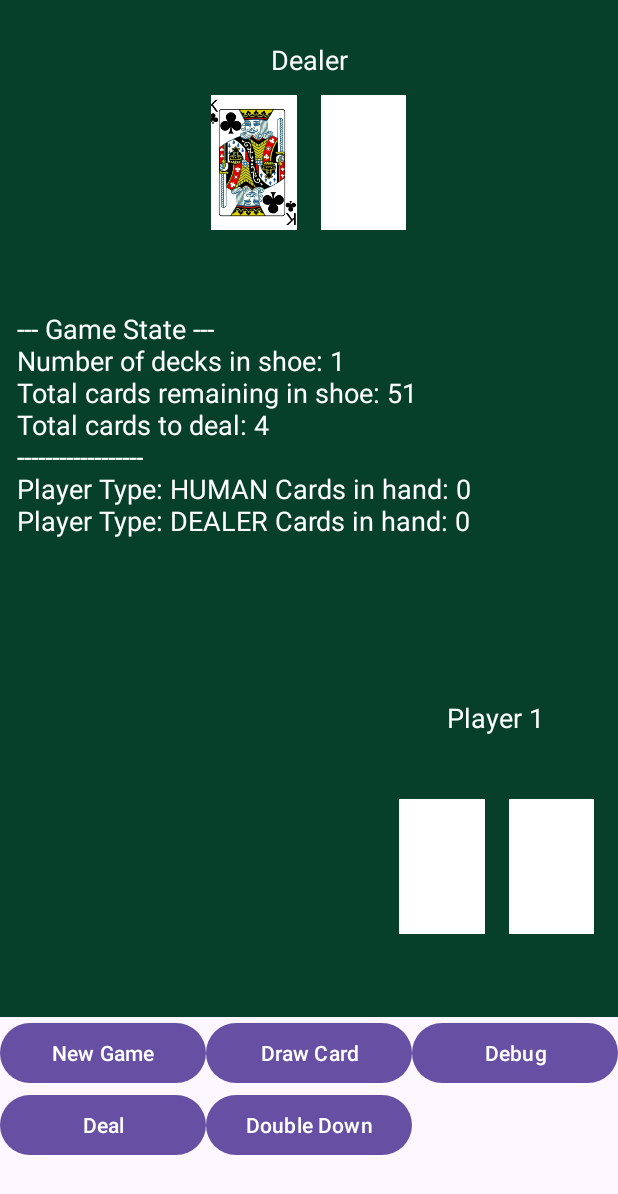
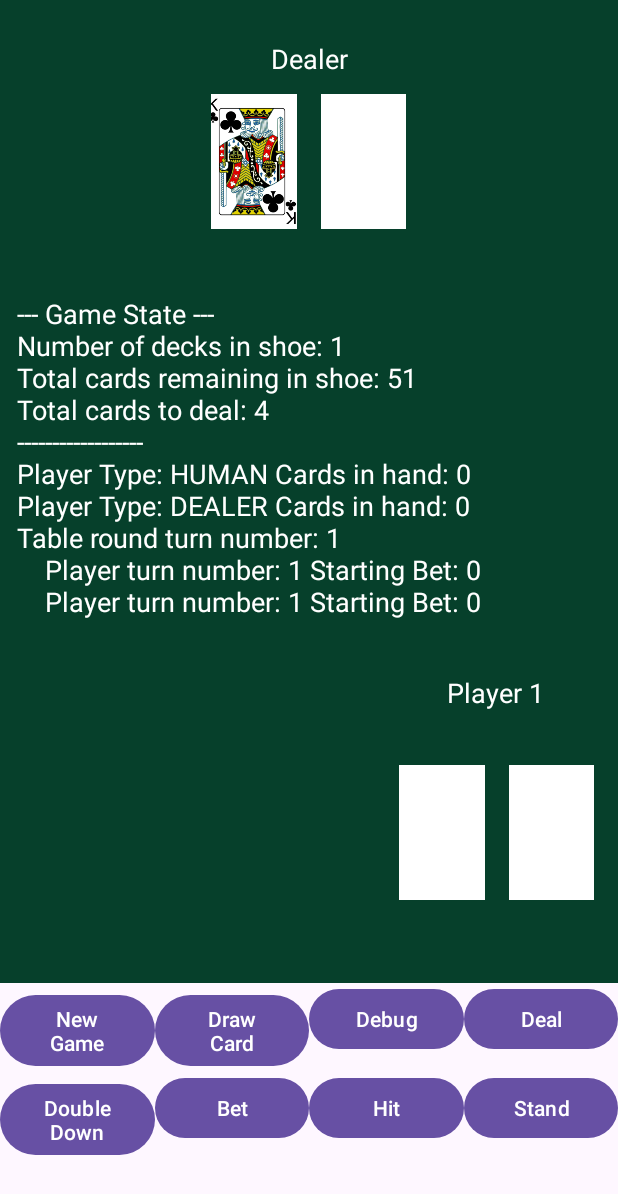
Before and after one commit to djtrame/PsyqoGames, an Android app: the BlackjackActivity screen opened directly, with no data from a screen before it, after a tap on "Debug", on a phone screen of 412 x 824 dp. Shown: the top 1194 px of the screen. Run offline under Robolectric (Android 15) with nearby library versions, the light colour scheme and no system bars; plain views replace BlackjackView; 2 other taps on this screen came first.

Commit message:
Figured out the object instance variable issue with startingBet.  Can move onto processing more playerRounds and tableRounds.

```diff
--- a/app/src/main/java/com/example/psyqogames/Blackjack/BlackjackGame.kt
+++ b/app/src/main/java/com/example/psyqogames/Blackjack/BlackjackGame.kt
@@ -13,6 +13,11 @@ class BlackjackGame(private val _numPlayers: Int = 1) {
     var totalCardsToDeal: Int = 0
     var cardsDealt: Int = 0
 
+    var listTableRounds = mutableListOf<TableRound>()
+
+    var turnNumber: Int = 1
+
+    // Initialize the game with the specified number of players
     init {
         totalCardsToDeal = 2
 
@@ -24,6 +29,27 @@ class BlackjackGame(private val _numPlayers: Int = 1) {
 
         //add a dealer last
         players.add(Player(_playerType = PlayerType.DEALER))
+
+        //start the first round
+        listTableRounds.add(TableRound(players, turnNumber))
+    }
+
+    fun startGame() {
+
+    }
+
+    fun getCurrentPlayerRound(): PlayerRound? {
+        //get the current TableRound
+        var tableRound : TableRound = listTableRounds.last()
+
+        //get the current PlayerRound if they haven't bet yet
+        for (playerRound in tableRound.playerRounds) {
+            if (playerRound.startingBet == 0) {
+                return playerRound
+            }
+        }
+        //all of the players have made a starting bet
+        return null
     }
 
     fun deal(): DealResult? {
@@ -90,6 +116,14 @@ class BlackjackGame(private val _numPlayers: Int = 1) {
             gameState = gameState + "\nPlayer Type: " + player.playerType + " Cards in hand: " + player.hand.count()
         }
 
+        for (tableRound in listTableRounds) {
+            gameState = gameState + "\nTable round turn number: " + tableRound.turnNumber
+
+            for (playerRound in tableRound.playerRounds) {
+                gameState = gameState + "\n    Player turn number: " + playerRound.turnNumber + " Starting Bet: " + playerRound.startingBet
+            }
+        }
+
         return gameState
     }
 }
--- a/app/src/main/java/com/example/psyqogames/Blackjack/Shoe.kt
+++ b/app/src/main/java/com/example/psyqogames/Blackjack/Shoe.kt
@@ -30,9 +30,6 @@ class Shoe(private val numberOfDecks: Int = 1) {
     }
 
     fun remainingCards(): Int {
-        // Now correctly calculates remaining cards using the public 'cards' property of Deck
-        //return decks.sumOf { it.cards.size }
-
         return cards.count()
     }
 }
--- /dev/null
+++ b/app/src/main/java/com/example/psyqogames/Blackjack/TableRound.kt
@@ -0,0 +1,37 @@
+package com.example.psyqogames.Blackjack
+
+class TableRound(private val _playerList: List<Player>, private val _turnNumber: Int) {
+
+    var turnNumber: Int = 0
+        get() {
+            return _turnNumber
+        }
+
+    val playerList: List<Player>
+        get() {
+            return _playerList
+        }
+
+    var playerRounds = mutableListOf<PlayerRound>()
+
+//    val playerRounds: List<PlayerRound>
+//        get() {
+//            return _playerRounds
+//        }
+
+
+    init {
+        //create rounds for the players and the dealer
+        for (player in _playerList) {
+            var playerRound = PlayerRound(0, _turnNumber, player.playerType)
+            playerRounds.add(playerRound)
+        }
+    }
+
+
+
+
+
+
+    //hold the total amount bet at the start and end of the round (after splits and double downs)
+}
--- a/app/src/main/java/com/example/psyqogames/BlackjackActivity.kt
+++ b/app/src/main/java/com/example/psyqogames/BlackjackActivity.kt
@@ -16,6 +16,7 @@ import android.widget.TextView
 import androidx.constraintlayout.widget.ConstraintLayout
 import com.example.psyqogames.Blackjack.BlackjackGame
 import com.example.psyqogames.Blackjack.Player
+import com.example.psyqogames.Blackjack.PlayerRound
 import com.example.psyqogames.Blackjack.PlayerType
 
 //todo add a button for debug info and count the cards in the shoe and deck and print them out as we draw more
@@ -28,7 +29,10 @@ class BlackjackActivity : AppCompatActivity() {
     private lateinit var newGameButton: Button
     private lateinit var debugButton: Button
     private lateinit var drawCardButton: Button
+    private lateinit var betButton: Button
     private lateinit var dealButton: Button
+    private lateinit var hitButton: Button
+    private lateinit var standButton: Button
     private lateinit var doubleDownButton: Button
     private lateinit var blackjackGame: BlackjackGame
     private lateinit var debugText: TextView
@@ -36,6 +40,7 @@ class BlackjackActivity : AppCompatActivity() {
     private lateinit var context: Context
     private lateinit var dynamicImageView: ImageView
     private lateinit var dynamicLinearLayout: LinearLayout
+    private lateinit var currentPlayerRound: PlayerRound
 
     private val CARD_HEIGHT_TO_WIDTH_RATIO = 1.5f
 
@@ -59,12 +64,17 @@ class BlackjackActivity : AppCompatActivity() {
         player1CardPanel = findViewById(R.id.player1_card_panel)
         player1Card1 = findViewById(R.id.player1_card1_image)
         player1Card2 = findViewById(R.id.player1_card2_image)
+        betButton = findViewById(R.id.bet_button)
         dealButton = findViewById(R.id.deal_button)
+        hitButton = findViewById(R.id.hit_button)
+        standButton = findViewById(R.id.stand_button)
         doubleDownButton = findViewById(R.id.double_down_button)
 
         context = this
         dynamicImageView = ImageView(context)
         dynamicLinearLayout = LinearLayout(context)
+
+
 
         drawCardButton.setOnClickListener {
             val drawnCard = blackjackGame.shoe.drawCard()
@@ -98,6 +108,47 @@ class BlackjackActivity : AppCompatActivity() {
             } ?: run { // If result is null, means no more cards or error
                 Toast.makeText(this, "No more cards to deal for this round.", Toast.LENGTH_SHORT).show()
             }
+        }
+
+        // Bet Button
+        betButton.setOnClickListener {
+            //prompt for the first player's bet
+            val builder = AlertDialog.Builder(this)
+            builder.setTitle("Enter Starting Bet")
+
+            // Use a LinearLayout to arrange the two EditTexts vertically
+            val layout = android.widget.LinearLayout(this)
+            layout.orientation = android.widget.LinearLayout.VERTICAL
+            layout.setPadding(48, 0, 48, 0) // Add some padding
+
+            // First EditText for the first value
+            val input1 = EditText(this)
+            input1.hint = "Enter Your Starting Bet"
+            input1.inputType = android.text.InputType.TYPE_CLASS_NUMBER // Specify it's for numbers
+            layout.addView(input1)
+
+            builder.setView(layout) // Set the LinearLayout containing the EditTexts as the view
+
+            // Set up the buttons
+            builder.setPositiveButton("Enter Bet") { dialog, which ->
+                val userInput1 = input1.text.toString()
+
+                if (userInput1.isNotEmpty()) {
+                    //get the current PlayerRound and set their bet equal to this value
+                    //might need better null handling.  not sure what !! does
+                    //todo really stuck here without being able to set a starting bet.  the value passed in isn't used.
+                    currentPlayerRound = blackjackGame.getCurrentPlayerRound()!!
+                    currentPlayerRound.startingBet = userInput1.toInt()
+                } else {
+                    //Toast.makeText(this, "Please enter both values", Toast.LENGTH_SHORT).show()
+                }
+            }
+            builder.setNegativeButton("Cancel") { dialog, which ->
+                dialog.cancel() // Close the dialog
+            }
+
+            // Show the dialog
+            builder.show()
         }
 
         // Double Down Button
--- a/app/src/main/res/layout/activity_blackjack.xml
+++ b/app/src/main/res/layout/activity_blackjack.xml
@@ -150,8 +150,8 @@
         android:id="@+id/controls_layout"
         android:layout_width="match_parent"
         android:layout_height="wrap_content"
-        android:columnCount="3"
-        android:rowCount="3"
+        android:columnCount="4"
+        android:rowCount="2"
         app:layout_constraintBottom_toTopOf="@+id/bottom_spacer"
         app:layout_constraintStart_toStartOf="parent"
         app:layout_constraintEnd_toEndOf="parent"
@@ -192,6 +192,27 @@
             android:layout_columnWeight="1"
             android:text="Double Down" />
 
+        <Button
+            android:id="@+id/bet_button"
+            android:layout_width="0dp"
+            android:layout_height="wrap_content"
+            android:layout_columnWeight="1"
+            android:text="Bet" />
+
+        <Button
+            android:id="@+id/hit_button"
+            android:layout_width="0dp"
+            android:layout_height="wrap_content"
+            android:layout_columnWeight="1"
+            android:text="Hit" />
+
+        <Button
+            android:id="@+id/stand_button"
+            android:layout_width="0dp"
+            android:layout_height="wrap_content"
+            android:layout_columnWeight="1"
+            android:text="Stand" />
+
     </GridLayout>
 
     <View
```
Also changed, not shown: app/src/main/java/com/example/psyqogames/Blackjack/PlayerRound.kt (added, +41 -0 lines).
